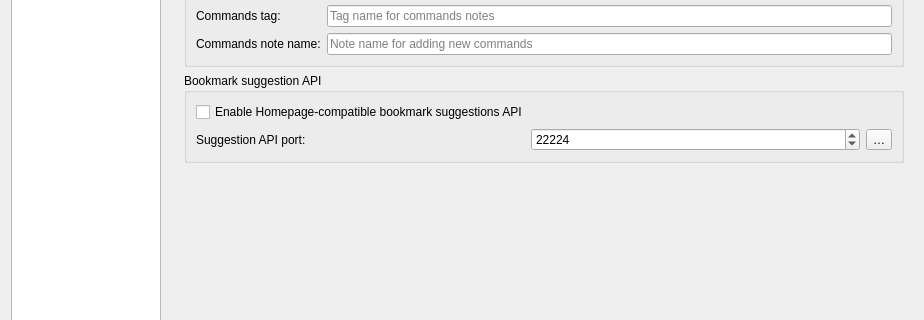
Old version of the form src/dialogs/settingsdialog.ui in the repository pbek/QOwnNotes; both pictures show x 0 to 924 and y 436 to 756 of the 924 by 1259 pixel window.
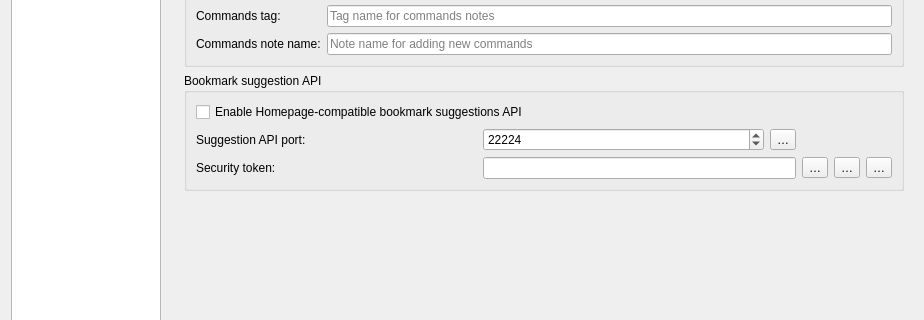
New version of the form. The open tabs and pages were chosen to show the change. Icons and pictures are not drawn. Custom widgets are drawn as their Qt base class.

Commit message: #3484 homepage: add security token

Patch:
```diff
--- a/src/dialogs/settingsdialog.ui
+++ b/src/dialogs/settingsdialog.ui
@@ -6866,6 +6866,71 @@
                      </property>
                     </widget>
                    </item>
+                    <item row="2" column="0">
+                     <widget class="QLabel" name="bookmarkSuggestionApiTokenLabel">
+                      <property name="text">
+                       <string>Security token:</string>
+                      </property>
+                     </widget>
+                    </item>
+                    <item row="2" column="1" colspan="2">
+                     <widget class="QLineEdit" name="bookmarkSuggestionApiTokenLineEdit">
+                      <property name="toolTip">
+                       <string>If this is empty when saved, a new security token will be generated automatically.</string>
+                      </property>
+                      <property name="maxLength">
+                       <number>32</number>
+                      </property>
+                      <property name="readOnly">
+                       <bool>false</bool>
+                      </property>
+                      <property name="echoMode">
+                       <enum>QLineEdit::EchoMode::Password</enum>
+                      </property>
+                     </widget>
+                    </item>
+                    <item row="2" column="3">
+                     <widget class="QToolButton" name="bookmarkSuggestionApiShowTokenButton">
+                      <property name="toolTip">
+                       <string>Show security token</string>
+                      </property>
+                      <property name="text">
+                       <string notr="true">…</string>
+                      </property>
+                      <property name="icon">
+                       <iconset theme="document-decrypt" resource="../breeze-qownnotes.qrc">
+                        <normaloff>:/icons/breeze-qownnotes/16x16/document-decrypt.svg</normaloff>:/icons/breeze-qownnotes/16x16/document-decrypt.svg</iconset>
+                      </property>
+                     </widget>
+                    </item>
+                    <item row="2" column="4">
+                     <widget class="QToolButton" name="bookmarkSuggestionApiCopyTokenButton">
+                      <property name="toolTip">
+                       <string>Copy security token to clipboard</string>
+                      </property>
+                      <property name="text">
+                       <string notr="true">…</string>
+                      </property>
+                      <property name="icon">
+                       <iconset theme="edit-copy" resource="../breeze-qownnotes.qrc">
+                        <normaloff>:/icons/breeze-qownnotes/16x16/edit-copy.svg</normaloff>:/icons/breeze-qownnotes/16x16/edit-copy.svg</iconset>
+                      </property>
+                     </widget>
+                    </item>
+                    <item row="2" column="5">
+                     <widget class="QToolButton" name="bookmarkSuggestionApiGenerateTokenButton">
+                      <property name="toolTip">
+                       <string>Generate new security token</string>
+                      </property>
+                      <property name="text">
+                       <string notr="true">…</string>
+                      </property>
+                      <property name="icon">
+                       <iconset theme="view-refresh" resource="../breeze-qownnotes.qrc">
+                        <normaloff>:/icons/breeze-qownnotes/16x16/view-refresh.svg</normaloff>:/icons/breeze-qownnotes/16x16/view-refresh.svg</iconset>
+                      </property>
+                     </widget>
+                    </item>
                   </layout>
                  </widget>
                 </item>
```
Left out of the diff: 6 changed lines with no effect on the pictures. Lines whose indentation alone changed are shown as unchanged. The commit also changes 8 other files.
